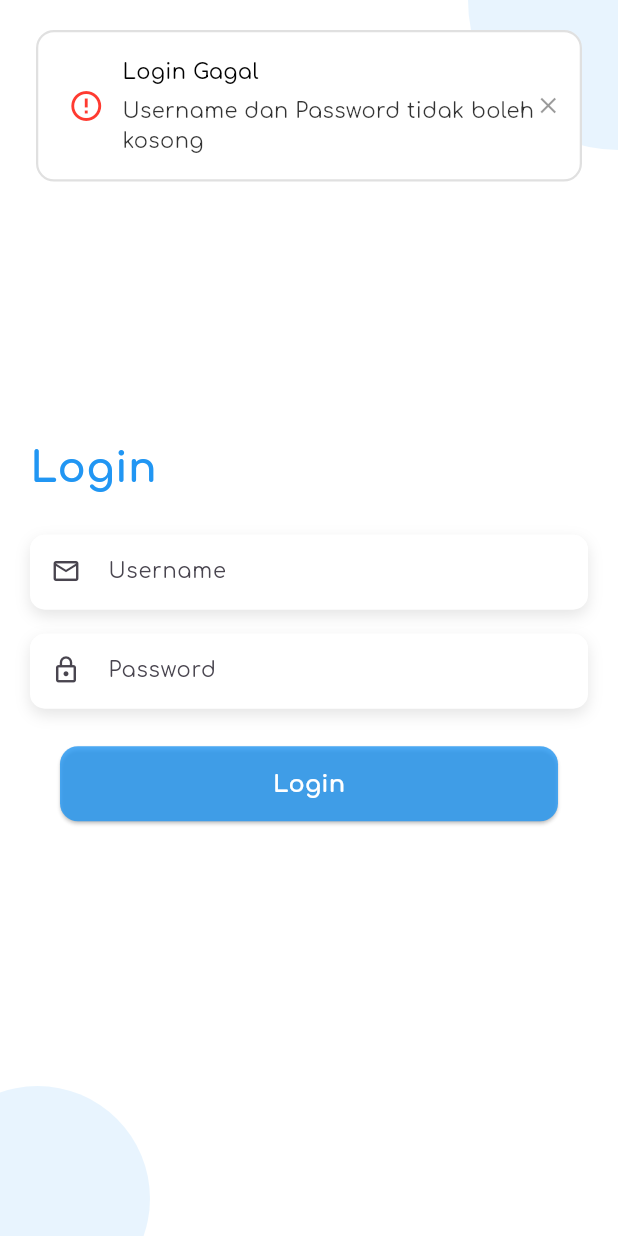
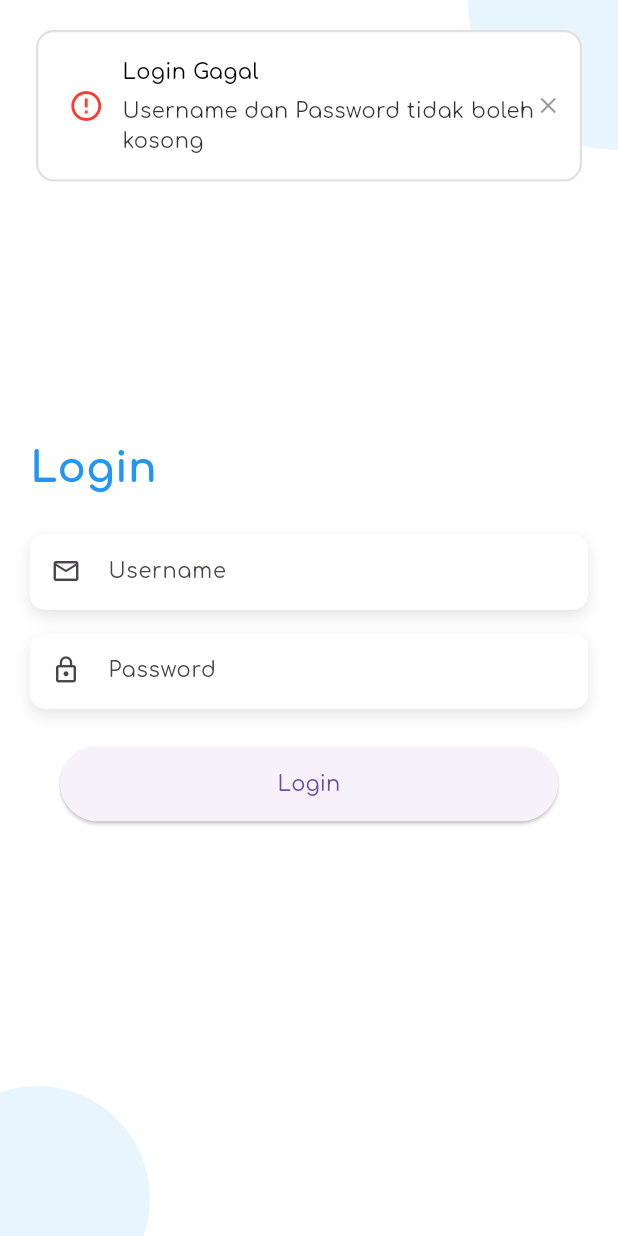
Before and after one commit to RahmatulFirdaus/sigita-pkl-, a Flutter app: the LoginPage screen opened directly, after a tap on "Login", on a phone screen of 412 x 824 dp. Run offline on Flutter 3.47's test engine with Material 3 defaults, Android fonts, the phone set to English and light mode, and no system bars; our stand-ins replace animated_text_kit, file_picker, fl_chart, flutter_secure_storage, fluttertoast, get and 4 more; missing offline and left inert: syncfusion_flutter_pdfviewer; accounts and stored records are empty.

Commit message:
update login page

```diff
--- a/lib/drawerNav/drawerNavigasi.dart
+++ b/lib/drawerNav/drawerNavigasi.dart
@@ -113,10 +113,10 @@ class _DrawernavigasiState extends State<Drawernavigasi> {
             },
           ),
           ListTile(
-            leading: const Icon(Icons.admin_panel_settings_outlined,
+            leading: const Icon(Icons.account_box_outlined,
                 color: Colors.black),
             title: Text(
-              "Admin Section",
+              "Profile",
               style: GoogleFonts.poppins(
                 textStyle: const TextStyle(fontSize: 14),
               ),
--- a/lib/main.dart
+++ b/lib/main.dart
@@ -1,5 +1,6 @@
 import 'package:flutter/material.dart';
 import 'package:google_fonts/google_fonts.dart';
+import 'package:sigita_test/pages/login/login_page.dart';
 import 'package:sigita_test/pages/splash_screen.dart';
 
 void main() {
@@ -21,7 +22,7 @@ class _MyAppState extends State<MyApp> {
       theme: ThemeData(textTheme: GoogleFonts.comfortaaTextTheme()),
       title: "Sigita",
       // theme: ThemeData.light(),
-      home: const OpeningSplashScreen(),
+      home: const LoginPage(),
     );
   }
 }
--- a/lib/pages/login/login_page.dart
+++ b/lib/pages/login/login_page.dart
@@ -1,5 +1,7 @@
 import 'package:flutter/material.dart';
+import 'package:sigita_test/adminpage/getXController.dart';
 import 'package:sigita_test/models/sigitaModel.dart';
+import 'package:sigita_test/pages/dashboard.dart';
 import 'package:toastification/toastification.dart';
 
 class LoginPage extends StatefulWidget {
@@ -12,7 +14,6 @@ class LoginPage extends StatefulWidget {
 class _LoginPageState extends State<LoginPage> {
   TextEditingController usernameController = TextEditingController();
   TextEditingController passwordController = TextEditingController();
-  LoginSigita loginSigita = LoginSigita(username: '', password: '');
 
   @override
   Widget build(BuildContext context) {
@@ -150,58 +151,75 @@ class _LoginPageState extends State<LoginPage> {
                             onPressed: () async {
                               if (usernameController.text.isNotEmpty &&
                                   passwordController.text.isNotEmpty) {
-                                // try {
-                                //   // String? result = await authService.login(
-                                //   //     usernameController.text,
-                                //   //     passwordController.text);
+                                try {
+                                  String? result = await LoginSigita.login(
+                                    usernameController.text,
+                                    passwordController.text,
+                                  );
 
-                                //   if (result == null) {
-                                //     toastification.show(
-                                //       context: context,
-                                //       title: const Text("Login Berhasil"),
-                                //       description: const Text(
-                                //           "Selamat Datang Di SIGITA"),
-                                //       type: ToastificationType.success,
-                                //       style: ToastificationStyle.flat,
-                                //       alignment: Alignment.topCenter,
-                                //       autoCloseDuration:
-                                //           const Duration(seconds: 5),
-                                //       icon: const Icon(Icons.check),
-                                //     );
-                                //     Navigator.of(context).pushReplacement(
-                                //       MaterialPageRoute(
-                                //         builder: (context) => Dashboard(
-                                //           username: usernameController.text,
-                                //           password: passwordController.text,
-                                //         ),
-                                //       ),
-                                //     );
-                                //   } else {
-                                //     toastification.show(
-                                //       context: context,
-                                //       title: const Text("Login Gagal"),
-                                //       description: Text(result),
-                                //       type: ToastificationType.error,
-                                //       style: ToastificationStyle.flat,
-                                //       alignment: Alignment.topCenter,
-                                //       autoCloseDuration:
-                                //           const Duration(seconds: 5),
-                                //       icon: const Icon(Icons.error_outline),
-                                //     );
-                                //   }
-                                // } catch (e) {
-                                //   toastification.show(
-                                //     context: context,
-                                //     title: const Text("Login Gagal"),
-                                //     description: Text("Terjadi Kesalahan: $e"),
-                                //     type: ToastificationType.error,
-                                //     style: ToastificationStyle.flat,
-                                //     alignment: Alignment.topCenter,
-                                //     autoCloseDuration:
-                                //         const Duration(seconds: 5),
-                                //     icon: const Icon(Icons.error_outline),
-                                //   );
-                                // }
+                                  if (result == "admin") {
+                                    await toastification.show(
+                                      context: context,
+                                      title: const Text("Login Berhasil"),
+                                      description: const Text(
+                                          "Selamat Datang Di SIGITA"),
+                                      type: ToastificationType.success,
+                                      style: ToastificationStyle.flat,
+                                      alignment: Alignment.topCenter,
+                                      autoCloseDuration:
+                                          const Duration(seconds: 5),
+                                      icon: const Icon(Icons.check),
+                                    );
+                                    await Navigator.of(context).pushReplacement(
+                                      MaterialPageRoute(
+                                          builder: (context) =>
+                                              Getxcontrollerpage()),
+                                    );
+                                  } else if (result == "perawat") {
+                                    await toastification.show(
+                                      context: context,
+                                      title: const Text("Login Berhasil"),
+                                      description: const Text(
+                                          "Selamat Datang Di SIGITA"),
+                                      type: ToastificationType.success,
+                                      style: ToastificationStyle.flat,
+                                      alignment: Alignment.topCenter,
+                                      autoCloseDuration:
+                                          const Duration(seconds: 5),
+                                      icon: const Icon(Icons.check),
+                                    );
+                                    await Navigator.of(context).pushReplacement(
+                                      MaterialPageRoute(
+                                          builder: (context) =>
+                                              DashboardPage()),
+                                    );
+                                  } else {
+                                    toastification.show(
+                                      context: context,
+                                      title: const Text("Login Gagal"),
+                                      description: Text(
+                                          result!),
+                                      type: ToastificationType.error,
+                                      style: ToastificationStyle.flat,
+                                      alignment: Alignment.topCenter,
+                                      autoCloseDuration:
+                                          const Duration(seconds: 5),
+                                      icon: const Icon(Icons.error_outline),
+                                    );
+                                  }
+                                } catch (e) {
+                                  toastification.show(
+                                    context: context,
+                                    title: const Text("Login Gagal"),
+                                    description: Text("Terjadi kesalahan: $e"),
+                                    type: ToastificationType.error,
+                                    style: ToastificationStyle.flat,
+                                    alignment: Alignment.topCenter,
+                                    autoCloseDuration:
+                                        const Duration(seconds: 5),
+                                    icon: const Icon(Icons.error_outline),
+                                  );
+                                }
                               } else {
                                 toastification.show(
                                   context: context,
@@ -216,20 +234,7 @@ class _LoginPageState extends State<LoginPage> {
                                 );
                               }
                             },
-                            style: ElevatedButton.styleFrom(
-                              backgroundColor: Colors.blue.withOpacity(0.8),
-                              shape: RoundedRectangleBorder(
-                                borderRadius: BorderRadius.circular(12),
-                              ),
-                            ),
-                            child: const Text(
-                              "Login",
-                              style: TextStyle(
-                                fontSize: 16,
-                                color: Colors.white,
-                                fontWeight: FontWeight.bold,
-                              ),
-                            ),
+                            child: const Text("Login"),
                           ),
                         )
                       ],
```
Also changed, not shown: lib/models/sigitaModel.dart (+27 -16 lines).
